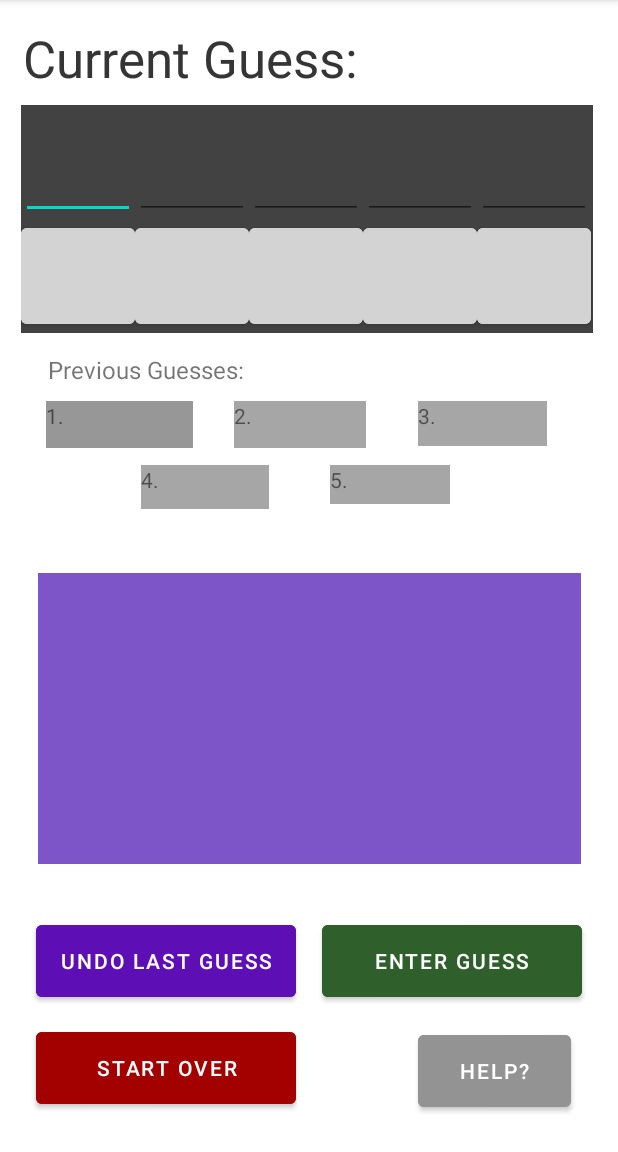
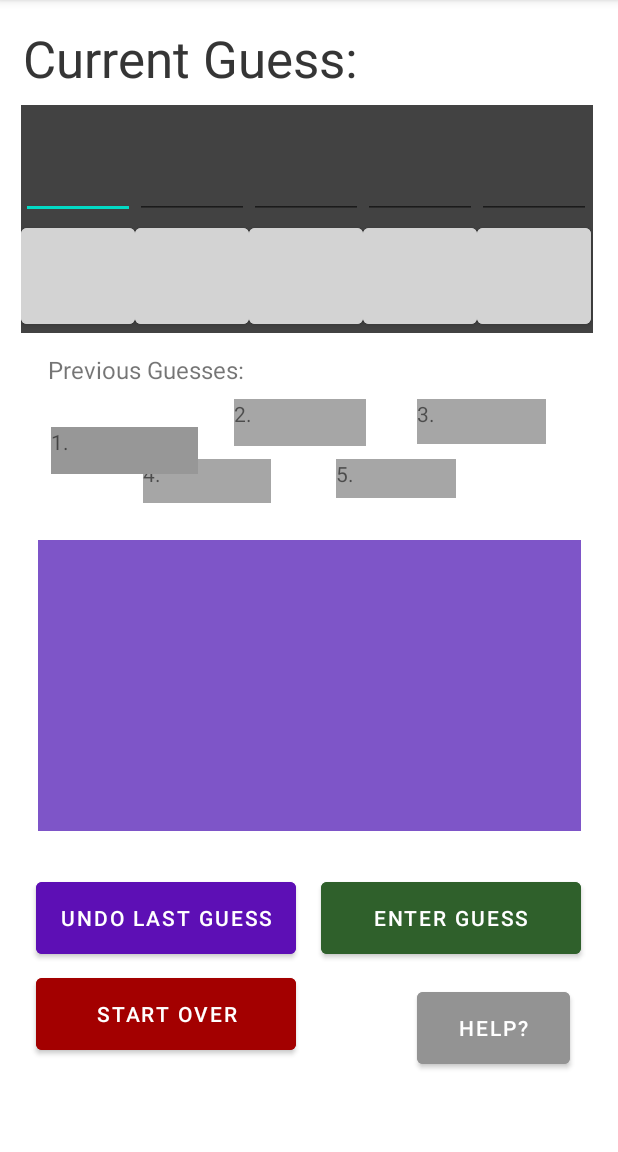
Before and after one commit to wwills2/wordle_coach, an Android app: the screen it shows after launch (MainActivity), on a phone screen of 412 x 824 dp, the part 84-1236 px from its top. Run offline under Robolectric (Android 15) with nearby library versions, the phone set to English and light mode, and no system bars.

Commit message:
layout re-constrained

```diff
--- a/app/src/main/res/layout/activity_main.xml
+++ b/app/src/main/res/layout/activity_main.xml
@@ -4,24 +4,26 @@
                                                    xmlns:tools="http://schemas.android.com/tools"
                                                    android:layout_width="match_parent"
                                                    android:layout_height="match_parent"
-                                                   tools:context=".MainActivity">
+                                                   tools:context=".MainActivity"
+        >
 
 
     <ScrollView
             android:layout_width="362dp"
             android:layout_height="194dp"
-            android:layout_marginTop="21dp"
-            app:layout_constraintTop_toBottomOf="@+id/prevGuess5"
+            android:layout_marginTop="360dp"
             app:layout_constraintStart_toStartOf="parent"
-            android:layout_marginStart="20dp"
-            android:layout_marginBottom="24dp"
-            app:layout_constraintBottom_toTopOf="@+id/undoGuess"
-            android:layout_marginEnd="20dp"
+            android:layout_marginStart="25dp"
+            android:layout_marginBottom="177dp"
+            android:layout_marginEnd="22dp"
             app:layout_constraintEnd_toEndOf="parent"
             android:id="@+id/nextGuesses"
             android:backgroundTint="#7E55C8"
             android:background="#A8A8A8"
-            app:layout_constraintVertical_bias="0.69">
+            app:layout_constraintVertical_bias="0.0"
+            app:layout_constraintTop_toTopOf="parent"
+            app:layout_constraintHorizontal_bias="0.0"
+            app:layout_constraintBottom_toBottomOf="parent">
 
         <LinearLayout
                 android:layout_width="match_parent"
@@ -37,17 +39,17 @@
             android:text="5."
             app:layout_constraintBottom_toBottomOf="parent"
             app:layout_constraintStart_toStartOf="parent"
-            android:layout_marginStart="24dp"
-            android:layout_marginTop="32dp"
-            app:layout_constraintTop_toBottomOf="@+id/gridLayout"
-            android:layout_marginEnd="24dp"
+            android:layout_marginStart="223dp"
+            android:layout_marginTop="306dp"
+            android:layout_marginEnd="108dp"
             app:layout_constraintEnd_toEndOf="parent"
-            app:layout_constraintHorizontal_bias="0.689"
-            app:layout_constraintVertical_bias="0.117"
+            app:layout_constraintHorizontal_bias="1.0"
+            app:layout_constraintVertical_bias="0.0"
             android:backgroundTint="#A6A6A6"
-            android:layout_marginBottom="8dp"
+            android:layout_marginBottom="399dp"
             android:textAlignment="viewStart"
-            android:background="#A5A5A5"/>
+            android:background="#A5A5A5"
+            app:layout_constraintTop_toTopOf="parent"/>
 
     <TextView
             android:id="@+id/prevGuess4"
@@ -56,17 +58,17 @@
             android:text="4."
             app:layout_constraintBottom_toBottomOf="parent"
             app:layout_constraintStart_toStartOf="parent"
-            android:layout_marginStart="24dp"
-            android:layout_marginTop="32dp"
-            app:layout_constraintTop_toBottomOf="@+id/gridLayout"
-            android:layout_marginEnd="24dp"
+            android:layout_marginStart="95dp"
+            android:layout_marginTop="306dp"
+            android:layout_marginEnd="231dp"
             app:layout_constraintEnd_toEndOf="parent"
-            app:layout_constraintHorizontal_bias="0.251"
-            app:layout_constraintVertical_bias="0.117"
+            app:layout_constraintHorizontal_bias="0.0"
+            app:layout_constraintVertical_bias="0.0"
             android:backgroundTint="#A6A6A6"
-            android:layout_marginBottom="8dp"
+            android:layout_marginBottom="396dp"
             android:textAlignment="viewStart"
-            android:background="#A5A5A5"/>
+            android:background="#A5A5A5"
+            app:layout_constraintTop_toTopOf="parent"/>
 
     <TextView
             android:id="@+id/prevGuess3"
@@ -75,17 +77,17 @@
             android:text="3."
             app:layout_constraintBottom_toBottomOf="parent"
             app:layout_constraintStart_toStartOf="parent"
-            android:layout_marginStart="24dp"
-            android:layout_marginTop="32dp"
-            app:layout_constraintTop_toBottomOf="@+id/gridLayout"
-            android:layout_marginEnd="24dp"
+            android:layout_marginStart="278dp"
+            android:layout_marginTop="266dp"
+            android:layout_marginEnd="47dp"
             app:layout_constraintEnd_toEndOf="parent"
-            app:layout_constraintHorizontal_bias="0.915"
-            app:layout_constraintVertical_bias="0.028"
+            app:layout_constraintHorizontal_bias="0.0"
+            app:layout_constraintVertical_bias="0.0"
             android:backgroundTint="#A6A6A6"
-            android:layout_marginBottom="8dp"
+            android:layout_marginBottom="423dp"
             android:textAlignment="viewStart"
-            android:background="#A5A5A5"/>
+            android:background="#A5A5A5"
+            app:layout_constraintTop_toTopOf="parent"/>
 
     <TextView
             android:id="@+id/prevGuess2"
@@ -94,36 +96,34 @@
             android:text="2."
             app:layout_constraintBottom_toBottomOf="parent"
             app:layout_constraintStart_toStartOf="parent"
-            android:layout_marginStart="24dp"
-            android:layout_marginTop="32dp"
-            app:layout_constraintTop_toBottomOf="@+id/gridLayout"
-            android:layout_marginEnd="24dp"
+            android:layout_marginStart="156dp"
+            android:layout_marginTop="266dp"
+            android:layout_marginEnd="167dp"
             app:layout_constraintEnd_toEndOf="parent"
-            app:layout_constraintHorizontal_bias="0.478"
-            app:layout_constraintVertical_bias="0.028"
+            app:layout_constraintHorizontal_bias="0.0"
+            app:layout_constraintVertical_bias="0.0"
             android:backgroundTint="#A6A6A6"
-            android:layout_marginBottom="8dp"
+            android:layout_marginBottom="422dp"
             android:textAlignment="viewStart"
-            android:background="#A5A5A5"/>
+            android:background="#A5A5A5"
+            app:layout_constraintTop_toTopOf="parent"/>
 
     <TextView
             android:id="@+id/prevGuess1"
             android:layout_width="98dp"
             android:layout_height="31dp"
             android:text="1."
-            app:layout_constraintBottom_toBottomOf="parent"
+            android:layout_marginEnd="280dp"
+            app:layout_constraintEnd_toEndOf="parent"
+            android:backgroundTint="#979797"
+            android:textAlignment="viewStart"
+            android:background="#A5A5A5"
             app:layout_constraintStart_toStartOf="parent"
-            android:layout_marginStart="24dp"
-            android:layout_marginTop="32dp"
-            app:layout_constraintTop_toBottomOf="@+id/gridLayout"
-            android:layout_marginEnd="24dp"
-            app:layout_constraintEnd_toEndOf="parent"
-            app:layout_constraintHorizontal_bias="0.026"
-            app:layout_constraintVertical_bias="0.028"
-            android:backgroundTint="#979797"
-            android:layout_marginBottom="8dp"
-            android:textAlignment="viewStart"
-            android:background="#A5A5A5"/>
+            android:layout_marginStart="34dp"
+            android:layout_marginTop="266dp"
+            android:layout_marginBottom="434dp"
+            app:layout_constraintTop_toTopOf="parent"
+            app:layout_constraintBottom_toBottomOf="parent"/>
 
     <TextView
             android:text="Current Guess:"
@@ -150,13 +150,14 @@
             app:layout_constraintBottom_toBottomOf="parent"
             app:layout_constraintStart_toStartOf="parent"
             android:layout_marginStart="24dp"
-            android:layout_marginTop="32dp"
-            app:layout_constraintTop_toBottomOf="@+id/gridLayout"
-            android:layout_marginEnd="24dp"
+            android:layout_marginTop="582dp"
+            android:layout_marginEnd="214dp"
             app:layout_constraintEnd_toEndOf="parent"
             app:layout_constraintHorizontal_bias="0.0"
-            app:layout_constraintVertical_bias="0.785"
-            android:backgroundTint="#5D0FB5"/>
+            app:layout_constraintVertical_bias="0.0"
+            android:backgroundTint="#5D0FB5"
+            app:layout_constraintTop_toTopOf="parent"
+            android:layout_marginBottom="89dp"/>
 
     <Button
             android:id="@+id/startOver"
@@ -166,14 +167,14 @@
             app:layout_constraintBottom_toBottomOf="parent"
             app:layout_constraintStart_toStartOf="parent"
             android:layout_marginStart="24dp"
-            android:layout_marginTop="32dp"
-            app:layout_constraintTop_toBottomOf="@+id/gridLayout"
-            android:layout_marginEnd="24dp"
+            android:layout_marginTop="646dp"
+            android:layout_marginEnd="214dp"
             app:layout_constraintEnd_toEndOf="parent"
             app:layout_constraintHorizontal_bias="0.0"
-            app:layout_constraintVertical_bias="0.959"
+            app:layout_constraintVertical_bias="0.0"
             android:backgroundTint="#A30000"
-            android:layout_marginBottom="8dp"/>
+            android:layout_marginBottom="25dp"
+            app:layout_constraintTop_toTopOf="parent"/>
 
     <Button
             android:id="@+id/helpButton"
@@ -182,15 +183,15 @@
             android:text="Help?"
             app:layout_constraintBottom_toBottomOf="parent"
             app:layout_constraintStart_toStartOf="parent"
-            android:layout_marginStart="24dp"
-            android:layout_marginTop="383dp"
-            app:layout_constraintTop_toBottomOf="@+id/gridLayout"
+            android:layout_marginStart="278dp"
+            android:layout_marginTop="655dp"
             android:layout_marginEnd="24dp"
             app:layout_constraintEnd_toEndOf="parent"
-            app:layout_constraintHorizontal_bias="0.971"
-            app:layout_constraintVertical_bias="0.831"
+            app:layout_constraintHorizontal_bias="0.0"
+            app:layout_constraintVertical_bias="0.0"
             android:backgroundTint="#939393"
-            android:layout_marginBottom="8dp"/>
+            android:layout_marginBottom="16dp"
+            app:layout_constraintTop_toTopOf="parent"/>
 
     <GridLayout
             android:id="@+id/gridLayout"
@@ -331,14 +332,15 @@
             android:text="Enter Guess"
             app:layout_constraintBottom_toBottomOf="parent"
             app:layout_constraintStart_toStartOf="parent"
-            android:layout_marginStart="120dp"
-            android:layout_marginTop="32dp"
-            app:layout_constraintTop_toBottomOf="@+id/gridLayout"
+            android:layout_marginStart="214dp"
+            android:layout_marginTop="582dp"
             android:layout_marginEnd="24dp"
             app:layout_constraintEnd_toEndOf="parent"
-            app:layout_constraintHorizontal_bias="1.0"
-            app:layout_constraintVertical_bias="0.785"
-            android:backgroundTint="#2F602B"/>
+            app:layout_constraintHorizontal_bias="0.0"
+            app:layout_constraintVertical_bias="0.0"
+            android:backgroundTint="#2F602B"
+            app:layout_constraintTop_toTopOf="parent"
+            android:layout_marginBottom="89dp"/>
 
     <TextView
             android:text="Current Guess:"
```
